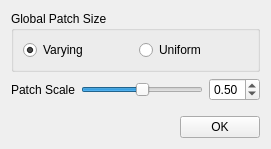
Before: the Qt Designer form forms/NeoWeavePanel.ui in TopModLab/Unfolding, drawn with Qt 5.
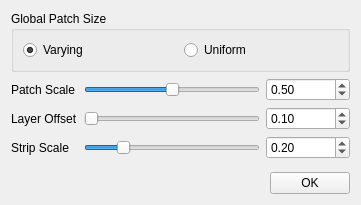
After: the same form once the commit is applied.

Commit message: add ui support for thickness

The edit to the form file:
```diff
--- a/forms/NeoWeavePanel.ui
+++ b/forms/NeoWeavePanel.ui
@@ -6,8 +6,8 @@
    <rect>
     <x>0</x>
     <y>0</y>
-    <width>271</width>
-    <height>149</height>
+    <width>361</width>
+    <height>205</height>
    </rect>
   </property>
   <property name="windowTitle">
@@ -45,15 +45,28 @@
     </layout>
    </item>
    <item>
-    <layout class="QHBoxLayout" name="horizontalLayout">
-     <item>
-      <widget class="QLabel" name="label">
+    <layout class="QGridLayout" name="gridLayout">
+     <item row="1" column="0">
+      <widget class="QLabel" name="label_2">
        <property name="text">
-        <string>Patch Scale</string>
+        <string>Layer Offset</string>
        </property>
       </widget>
      </item>
-     <item>
+     <item row="0" column="2">
+      <widget class="QDoubleSpinBox" name="patchSizeSpinBox">
+       <property name="maximum">
+        <double>1.000000000000000</double>
+       </property>
+       <property name="singleStep">
+        <double>0.100000000000000</double>
+       </property>
+       <property name="value">
+        <double>0.500000000000000</double>
+       </property>
+      </widget>
+     </item>
+     <item row="0" column="1">
       <widget class="QSlider" name="patchSizeSlider">
        <property name="minimumSize">
         <size>
@@ -72,8 +85,61 @@
        </property>
       </widget>
      </item>
-     <item>
-      <widget class="QDoubleSpinBox" name="patchSizeSpinBox">
+     <item row="1" column="2">
+      <widget class="QDoubleSpinBox" name="layerOffsetSpinBox">
+       <property name="maximum">
+        <double>99999999.000000000000000</double>
+       </property>
+       <property name="singleStep">
+        <double>0.100000000000000</double>
+       </property>
+       <property name="value">
+        <double>0.100000000000000</double>
+       </property>
+      </widget>
+     </item>
+     <item row="0" column="0">
+      <widget class="QLabel" name="label">
+       <property name="text">
+        <string>Patch Scale</string>
+       </property>
+      </widget>
+     </item>
+     <item row="2" column="0">
+      <widget class="QLabel" name="label_3">
+       <property name="text">
+        <string>Strip Scale</string>
+       </property>
+      </widget>
+     </item>
+     <item row="1" column="1">
+      <widget class="QSlider" name="horizontalSlider">
+       <property name="maximum">
+        <number>90000</number>
+       </property>
+       <property name="value">
+        <number>10</number>
+       </property>
+       <property name="orientation">
+        <enum>Qt::Horizontal</enum>
+       </property>
+      </widget>
+     </item>
+     <item row="2" column="1">
+      <widget class="QSlider" name="horizontalSlider_2">
+       <property name="maximum">
+        <number>100</number>
+       </property>
+       <property name="value">
+        <number>20</number>
+       </property>
+       <property name="orientation">
+        <enum>Qt::Horizontal</enum>
+       </property>
+      </widget>
+     </item>
+     <item row="2" column="2">
+      <widget class="QDoubleSpinBox" name="stripScaleSpinBox">
        <property name="maximum">
         <double>1.000000000000000</double>
        </property>
@@ -81,7 +147,7 @@
         <double>0.100000000000000</double>
        </property>
        <property name="value">
-        <double>0.500000000000000</double>
+        <double>0.200000000000000</double>
        </property>
       </widget>
      </item>
```
Left out of the diff: 2 changed lines with no effect on the pictures. The commit also changes 2 other files.
